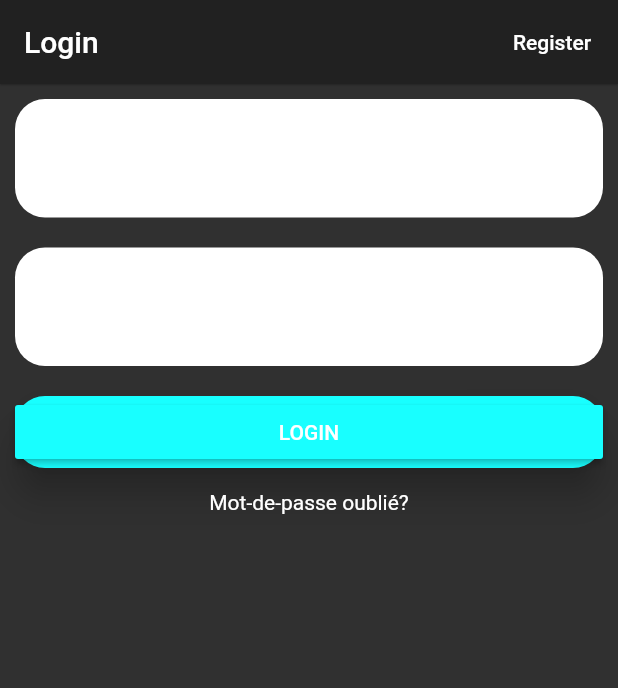
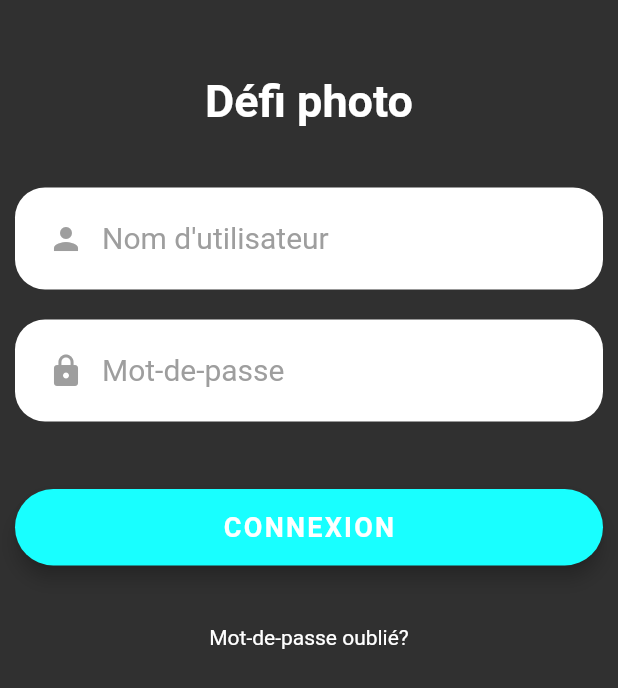
Before and after one commit to ismozi/defiphoto, a Flutter app: the screen it shows after launch, on a phone screen of 412 x 824 dp. Shown: the top 688 px of the screen. Run offline on Flutter 3.47's test engine with Material 2 defaults, Android fonts, the phone set to English and light mode, and no system bars; Roboto replaces fonts that are missing (OpenSans).

Commit message:
Fin de la page de login.

```diff
--- a/lib/screens/fabbottomappbar.dart
+++ b/lib/screens/fabbottomappbar.dart
@@ -56,10 +56,10 @@ class FABBottomAppBarState extends State<FABBottomAppBar> {
         onPressed: _updateIndex,
       );
     });
-    items.insert(items.length >> 1, _buildMiddleTabItem());
+
 // comment test pour la branchhe
     return BottomAppBar(
-      shape: CircularNotchedRectangle(),
+
       child: Row(
         mainAxisSize: MainAxisSize.max,
         mainAxisAlignment: MainAxisAlignment.spaceAround,
--- a/lib/screens/login.dart
+++ b/lib/screens/login.dart
@@ -1,32 +1,33 @@
 import 'package:flutter/material.dart';
 import 'home.dart';
 
-
 class Login extends StatelessWidget {
-
-
   @override
   Widget build(BuildContext context) {
     return Scaffold(
-        appBar: AppBar(
-          title: Text("Login"),
-          elevation: 0.5,
-          actions: <Widget>[
-            FlatButton(
-              onPressed: () {
-
-              },
-              child: Text("Register"),
-              splashColor: Colors.amber,
-              highlightColor: Colors.amber,
-            )
-          ],
-        ),
         body: Container(
       padding: EdgeInsets.all(10.0),
       child: Center(
         child: ListView(
           children: <Widget>[
+
+            SizedBox(
+              height: 40.0,
+            ),
+            Center(
+              child: Text(
+                'Défi photo',
+                style: TextStyle(
+                  color: Colors.white,
+                  fontFamily: 'OpenSans',
+                  fontSize: 30.0,
+                  fontWeight: FontWeight.bold,
+                ),
+              ),
+            ),
+            SizedBox(
+              height: 40.0,
+            ),
             Container(
               alignment: Alignment.center,
               padding: EdgeInsets.all(10.0),
@@ -34,11 +35,14 @@ class Login extends StatelessWidget {
                   color: Colors.white,
                   borderRadius: BorderRadius.circular(20.0)),
               child: TextField(
-
                 decoration: InputDecoration(
+                    hintStyle: TextStyle(fontSize: 20.0, color: Colors.grey),
+                    prefixIcon: Icon(
+                      Icons.person,
+                      color: Colors.grey,
+                    ),
                     border: InputBorder.none,
-                        labelText: "Username",
-                        hintText: "Username"),
+                    hintText: "Nom d'utilisateur"),
               ),
             ),
             SizedBox(
@@ -51,40 +55,56 @@ class Login extends StatelessWidget {
                   color: Colors.white,
                   borderRadius: BorderRadius.circular(20.0)),
               child: TextField(
-
                 obscureText: true,
-                    decoration:
-
-                    InputDecoration(
+                decoration: InputDecoration(
+                    hintStyle: TextStyle(fontSize: 20.0, color: Colors.grey),
+                    prefixIcon: Icon(
+                      Icons.lock,
+                      color: Colors.grey,
+                    ),
                     border: InputBorder.none,
-                        labelText: "Password",
-                        hintText: "Password"),
+                    hintText: "Mot-de-passe"),
               ),
             ),
             SizedBox(
               height: 20.0,
             ),
-                Material(
-                  borderRadius: BorderRadius.circular(20.0),
-                  elevation: 10.0,
-                  color: Colors.cyanAccent,
-                  child: MaterialButton(
+            Container(
+              padding: EdgeInsets.symmetric(vertical: 25.0),
+              width: double.infinity,
+              child: RaisedButton(
+                elevation: 5.0,
                 onPressed: () {
                   Navigator.of(context).push(
                       MaterialPageRoute(builder: (context) => MainPage()));
                 },
+                padding: EdgeInsets.all(15.0),
+                shape: RoundedRectangleBorder(
+                  borderRadius: BorderRadius.circular(30.0),
+                ),
                 color: Colors.cyanAccent,
-                    child: Text("LOGIN"),
+                child: Text(
+                  'CONNEXION',
+                  style: TextStyle(
+                    color: Colors.white,
+                    letterSpacing: 1.5,
+                    fontSize: 18.0,
+                    fontWeight: FontWeight.bold,
+                    fontFamily: 'OpenSans',
+                  ),
+                ),
               ),
             ),
             SizedBox(
               height: 15.0,
             ),
             Center(
-                  child: Text('Mot-de-passe oublié?', style: TextStyle(color: Colors.white)),
+              child: Text('Mot-de-passe oublié?',
+                  style: TextStyle(color: Colors.white)),
             )
           ],
         ),
       ),
     ));
-  } }
+  }
+}
```
Also changed, not shown: lib/screens/home.dart (+4 -8 lines), lib/screens/listViewWidget.dart (added, +34 -0 lines), lib/screens/menu.dart (+5 -2 lines). Lines whose indentation alone changed are shown as unchanged.
